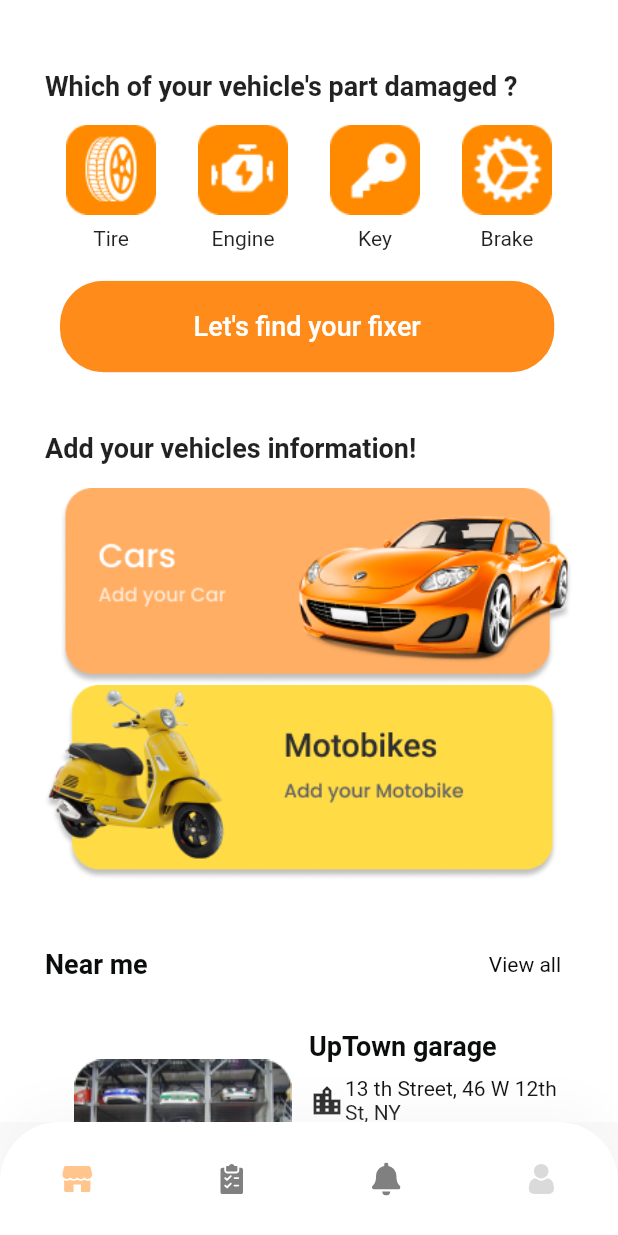
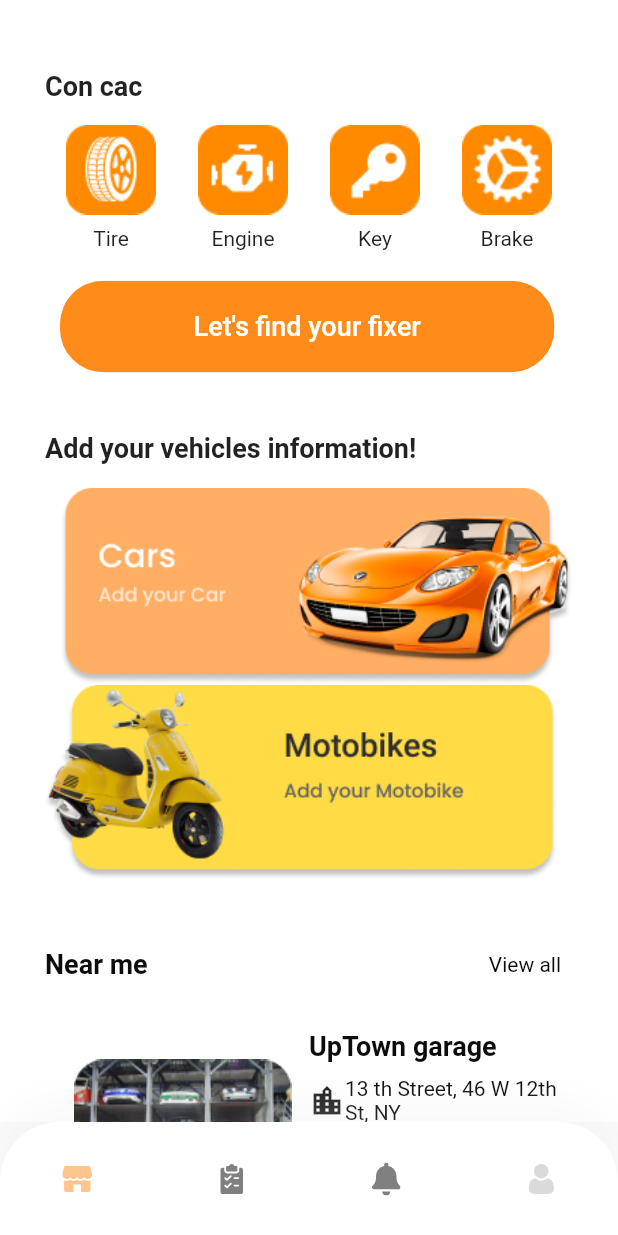
Before and after one commit to tuhu556/repair_store_hci201, a Flutter app: the HomeScreen screen opened by its route, on a phone screen of 412 x 824 dp. Run offline on Flutter 3.47's test engine with Material 2 defaults, Android fonts, the phone set to English and light mode, and no system bars; drawn by our look-alikes of keyboard_dismisser; our stand-ins replace flutter_svg; Roboto replaces fonts that are missing (Poppins).

Commit message:
update code - phuhuu

```diff
--- a/lib/screens/home/home_screen.dart
+++ b/lib/screens/home/home_screen.dart
@@ -33,7 +33,8 @@ class HomeScreen extends StatelessWidget {
                         height: size.height * 0.05,
                       ),
                       Text(
-                        "Which of your vehicle's part damaged ?",
+                        // "Which of your vehicle's part damaged ?",
+                        'Con cac',
                         style: TextStyle(
                             fontSize: 18, fontWeight: FontWeight.bold),
                       ),
```
